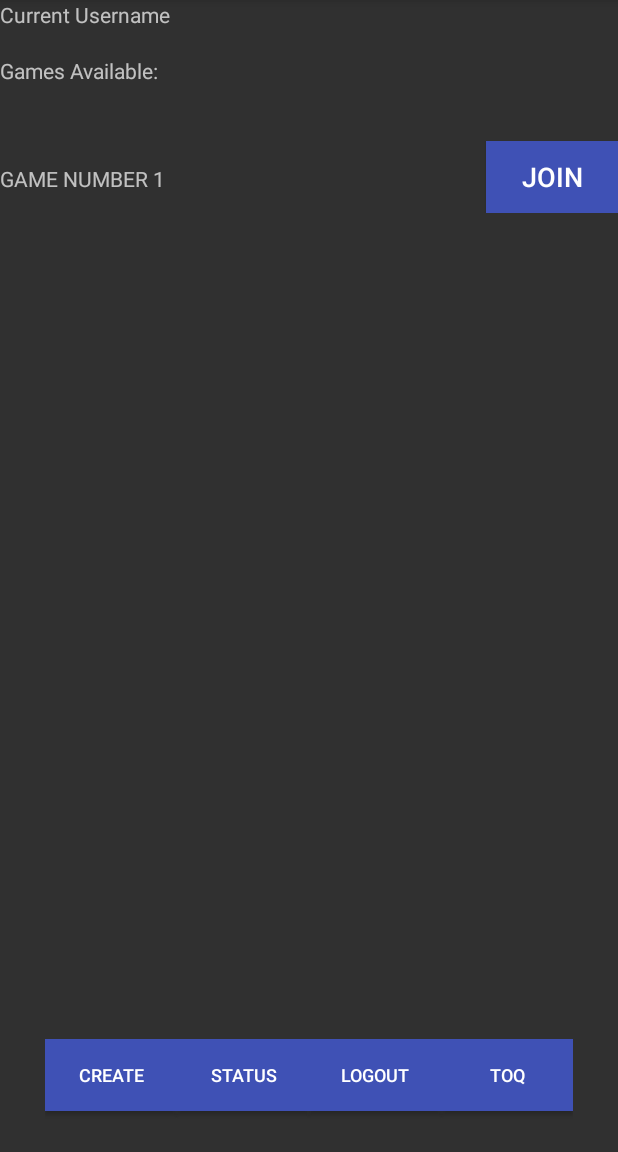
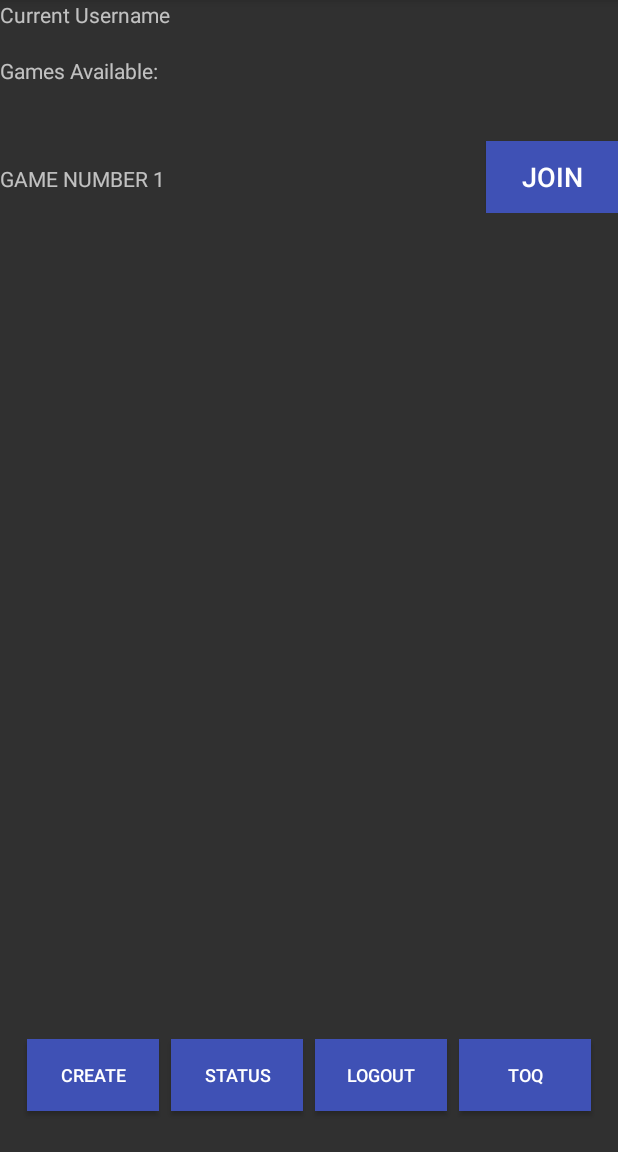
Before and after one commit to cschafle/assassins, an Android app: the fragment HomeFragment shown on its own in the app's theme, on a phone screen of 412 x 824 dp, the part 84-1236 px from its top. Run offline under Robolectric (Android 15) with nearby library versions, the phone set to English and light mode, and no system bars; libraries missing offline, so code that uses them is left out: com.parse; 5 statements that could not run were skipped.

Commit message:
Fixed home screen bottom button spacing

```diff
--- a/android/app/src/main/res/layout/fragment_home.xml
+++ b/android/app/src/main/res/layout/fragment_home.xml
@@ -99,7 +99,9 @@
             android:text="Create"
             android:textSize="12dp"
             android:background="@color/primary"
-            android:textColor="#FFFFFF"/>
+            android:textColor="#FFFFFF"
+            android:layout_marginLeft="4dp"
+            android:layout_marginRight="4dp"/>
 
         <!--Button
             android:layout_width="0dp"
@@ -118,7 +120,9 @@
             android:text="Status"
             android:textSize="12dp"
             android:background="@color/primary"
-            android:textColor="#FFFFFF"/>
+            android:textColor="#FFFFFF"
+            android:layout_marginLeft="4dp"
+            android:layout_marginRight="4dp"/>
 
 
         <Button
@@ -129,7 +133,9 @@
             android:text="Logout"
             android:textSize="12dp"
             android:background="@color/primary"
-            android:textColor="#FFFFFF"/>
+            android:textColor="#FFFFFF"
+            android:layout_marginLeft="4dp"
+            android:layout_marginRight="4dp"/>
 
         <Button
             android:layout_width="wrap_content"
@@ -139,7 +145,9 @@
             android:textSize="12dp"
             android:onClick="installToq"
             android:background="@color/primary"
-            android:textColor="#FFFFFF"/>
+            android:textColor="#FFFFFF"
+            android:layout_marginLeft="4dp"
+            android:layout_marginRight="4dp"/>
 
     </LinearLayout>
 
```
